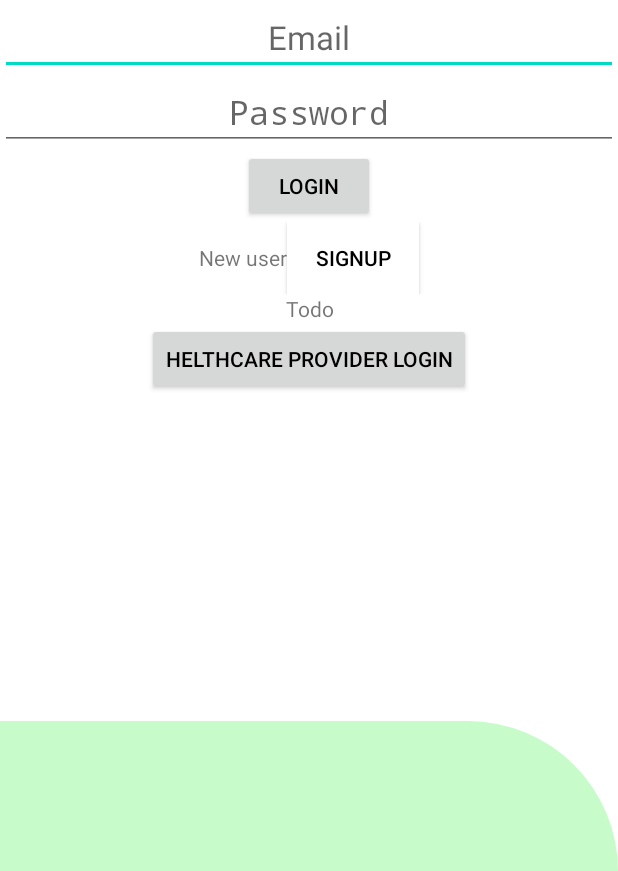
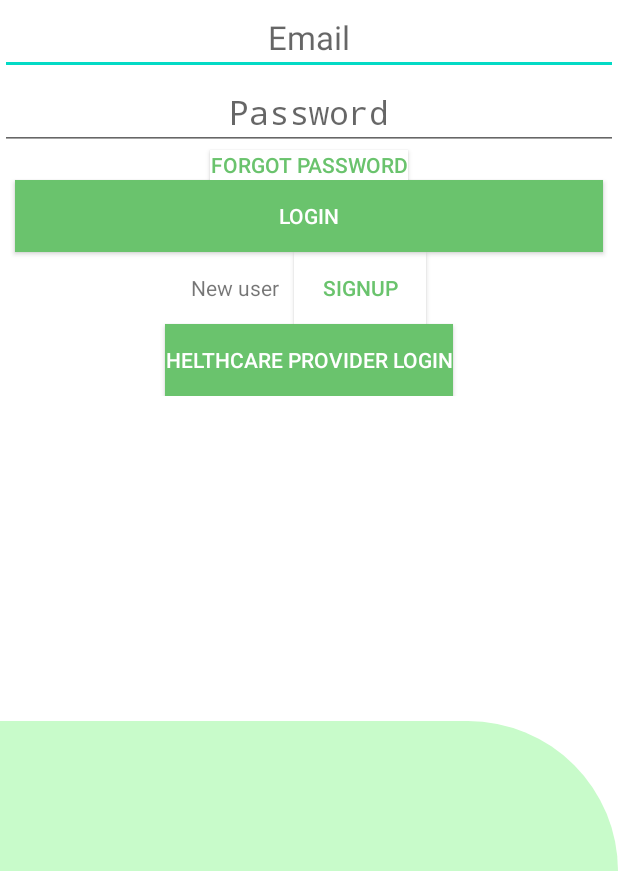
Before and after one commit to monkcs/software-engineering-project, an Android app: the screen it shows after launch (Login), on a phone screen of 412 x 824 dp, the part 365-1236 px from its top. Run offline under Robolectric (Android 15) with nearby library versions, the phone set to English and light mode, and no system bars; our stand-ins replace Volley.

Commit message:
Lagt till så att appen skickar mejl

```diff
--- a/android-app/app/build.gradle
+++ b/android-app/app/build.gradle
@@ -47,6 +47,11 @@ dependencies {
     implementation "androidx.core:core:1.6.0"
 
     testImplementation 'junit:junit:4.+'
+
+    //implementation 'com.sun.mail:android-mail:1.6.0'
+    //implementation 'com.sun.mail:android-activation:1.6.0'
+    implementation 'com.github.1902shubh:SendMail:1.0.0'
+
     androidTestImplementation 'androidx.test.ext:junit:1.1.3'
     androidTestImplementation 'androidx.test.espresso:espresso-core:3.4.0'
 
--- a/android-app/app/src/main/AndroidManifest.xml
+++ b/android-app/app/src/main/AndroidManifest.xml
@@ -6,9 +6,11 @@
     <uses-permission android:name="android.permission.CAMERA" />
     <uses-feature android:name="android.hardware.camera.autofocus" />
     <uses-permission android:name="android.permission.VIBRATE"/>
+    <uses-permission android:name="android.permission.ACCESS_NETWORK_STATE"/>
 
     <application
         android:name=".NotificationChannelsEnabler"
+
         android:allowBackup="true"
         android:icon="@mipmap/ic_launcher"
         android:label="@string/app_name"
@@ -17,6 +19,9 @@
         android:theme="@style/Theme.Covid_tracker">
        <activity
             android:name=".CameraScannerActivity"
+            android:exported="true" />
+        <activity
+            android:name=".ForgotPassword"
             android:exported="true" />
         <activity
             android:name=".age_change"
--- a/android-app/app/src/main/java/com/example/covid_tracker/Login.java
+++ b/android-app/app/src/main/java/com/example/covid_tracker/Login.java
@@ -26,10 +26,14 @@ import com.android.volley.toolbox.Volley;
 
 import java.util.Map;
 
+import papaya.in.sendmail.SendMail;
+
+//import papaya.in.sendmail.SendMail;
+
 
 public class Login extends Activity implements OnClickListener {
     private EditText user_email, user_password;
-    private Button BtnLogin, BtnReg, adminloginButton;
+    private Button BtnLogin, BtnReg, adminloginButton, BtnForgot;
 
     private RequestQueue queue;
     private String emailPattern = "[a-zA-Z0-9._-]+@[a-z]+\\.+[a-z]+";
@@ -51,12 +55,14 @@ public class Login extends Activity implements OnClickListener {
         user_password = (EditText) findViewById(R.id.password);
         BtnLogin = (Button) findViewById(R.id.btnLogIn);
         BtnReg = (Button) findViewById(R.id.btnReg);
+        BtnForgot = (Button) findViewById(R.id.btnForgotPsw);
 
         adminloginButton = (Button) findViewById(R.id.adminLogin);
 
 
         BtnReg.setOnClickListener(this);
         adminloginButton.setOnClickListener(this);
+        BtnForgot.setOnClickListener(this);
 
         BtnLogin.setOnClickListener(this);
         toolbar.inflateMenu(R.menu.menu);
@@ -70,7 +76,6 @@ public class Login extends Activity implements OnClickListener {
         });
 
     }
-
 
     private void setSupportActionBar(Toolbar toolbar) {
     }
@@ -106,6 +111,10 @@ public class Login extends Activity implements OnClickListener {
         Intent intent = new Intent(this, Administartorlogin.class);
         startActivity(intent);
     }
+    public void ResetPassword(){
+        Intent intent = new Intent(this, ForgotPassword.class);
+        startActivity(intent);
+    }
 
     public void onClick(View view) {
         switch (view.getId()) {
@@ -126,6 +135,9 @@ public class Login extends Activity implements OnClickListener {
             case R.id.adminLogin:
                 loginAdmin();
                 break;
+            case R.id.btnForgotPsw:
+                ResetPassword();
+                break;
         }
     }
 }
--- /dev/null
+++ b/android-app/app/src/main/java/com/example/covid_tracker/Util.java
@@ -0,0 +1,6 @@
+package com.example.covid_tracker;
+
+public class Util {
+    public static final String EMAIL = "CovidTrackerr@gmail.com";
+    public static final String PASSWORD = "covidtracker1";
+}
--- a/android-app/app/src/main/res/layout/activity_administartorlogin.xml
+++ b/android-app/app/src/main/res/layout/activity_administartorlogin.xml
@@ -3,6 +3,7 @@
     xmlns:tools="http://schemas.android.com/tools"
     android:layout_width="match_parent"
     android:layout_height="wrap_content"
+    xmlns:app="http://schemas.android.com/apk/res-auto"
     android:orientation="vertical"
     android:gravity="center"
     tools:context=".Administartorlogin">
@@ -78,8 +79,8 @@
     <View
 
         android:layout_width="match_parent"
-        android:layout_height="170dp"
-
+        android:layout_height="wrap_content"
+        app:layout_constraintBottom_toBottomOf="parent"
         android:background="@drawable/background_bottom" />
 
 </LinearLayout>
--- a/android-app/app/src/main/res/layout/login.xml
+++ b/android-app/app/src/main/res/layout/login.xml
@@ -33,14 +33,22 @@
         android:textSize="22sp"
         android:inputType="textPassword"
         android:id="@+id/password"/>
+    <Button
+        android:id="@+id/btnForgotPsw"
+        android:layout_width="wrap_content"
+        android:layout_height="20dp"
+        android:background="@color/white"
+        android:text="@string/forgot_psw"
+        android:textColor="@color/green" />
 
     <Button
-        android:layout_width="wrap_content"
-
+        android:layout_width="match_parent"
         android:layout_height="wrap_content"
         android:text="@string/login"
-
-        android:textColor="@color/black"
+        android:layout_marginLeft="10dp"
+        android:layout_marginRight="10dp"
+        android:background="@color/green"
+        android:textColor="@color/white"
         android:id="@+id/btnLogIn"/>
 
 
@@ -53,15 +61,18 @@
         android:layout_width="wrap_content"
         android:layout_height="wrap_content"
         android:text="@string/new_user"
+        android:id ="@+id/newUser"
          />
 
         <Button
             android:id="@+id/btnReg"
             android:layout_width="wrap_content"
             android:layout_height="wrap_content"
+            app:layout_constraintRight_toRightOf="@id/newUser"
+            android:layout_marginLeft="10dp"
             android:background="@color/white"
             android:text="@string/signup"
-            android:textColor="@color/black" />
+            android:textColor="@color/green" />
 
     </LinearLayout>
 
--- a/android-app/app/src/main/res/layout/test_login.xml
+++ b/android-app/app/src/main/res/layout/test_login.xml
@@ -52,18 +52,14 @@
         android:orientation="vertical">
         <include layout="@layout/login"/>
 
-        <TextView
-            android:layout_width="match_parent"
-            android:layout_height="wrap_content"
-            android:gravity="center"
-            android:text="@string/todo"/>
 
         <Button
             android:id="@+id/adminLogin"
             android:layout_width="wrap_content"
             android:layout_height="wrap_content"
             android:layout_gravity="center"
-            android:textColor="@color/black"
+            android:background="@color/green"
+            android:textColor="@color/white"
             android:text="@string/login_admin" />
 
     </LinearLayout>
--- a/android-app/app/src/main/res/values/strings.xml
+++ b/android-app/app/src/main/res/values/strings.xml
@@ -150,6 +150,12 @@
     <string name="focus_on_qr_code">Focus on the QR code</string>
     <string name="wrong_creeentials">The username/password is incorrect</string>
     <string name="error_msg">error</string>
+    <string name="new_account">New account</string>
+    <string name="msg_reg">Welcome to Covid Tracker!\n Your login information is:\n username:</string>
+    <string name="enter_your_email">Enter your email</string>
+    <string name="send">send</string>
+    <string name="forgot_psw">Forgot password</string>
+    <string name="msg_forgotpsw">Your password is\n</string>
 
 
 </resources>
```
Also changed, not shown: android-app/app/src/main/java/com/example/covid_tracker/ForgotPassword.java (added, +112 -0 lines), android-app/app/src/main/java/com/example/covid_tracker/Registration.java (+11 -0 lines), android-app/app/src/main/res/layout/forgotpassword.xml (added, +95 -0 lines), 1 other file.
